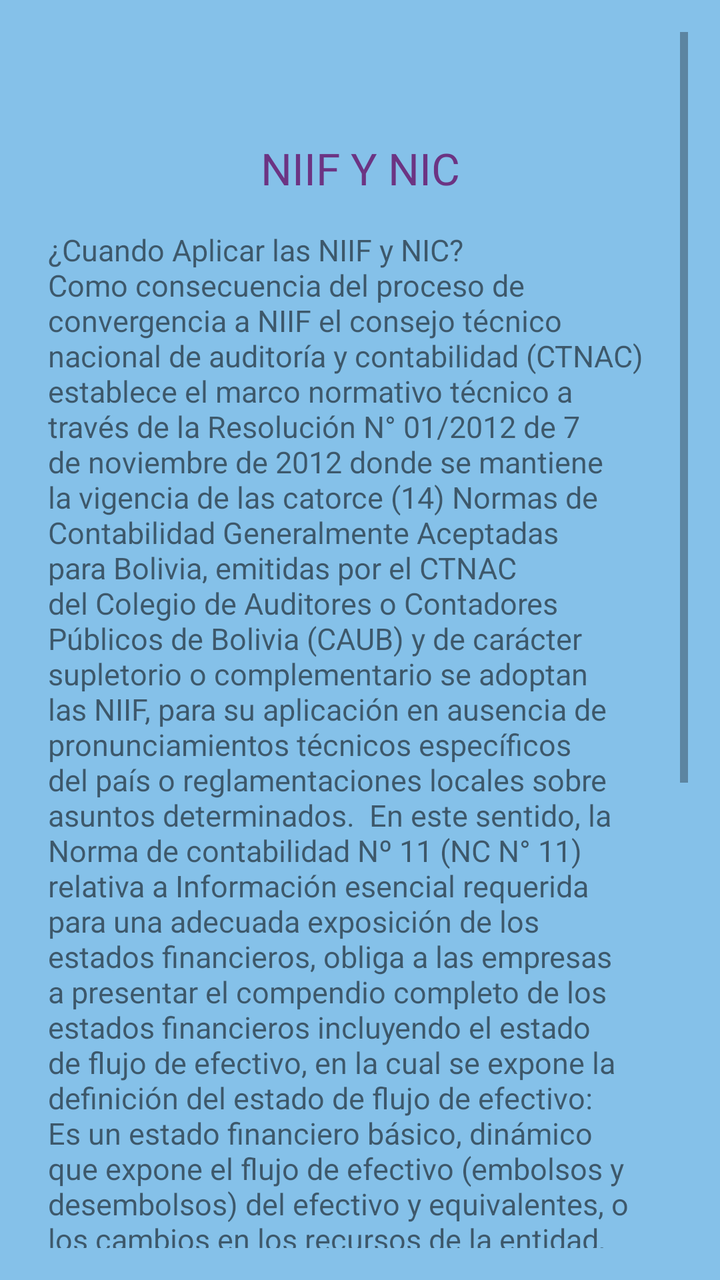
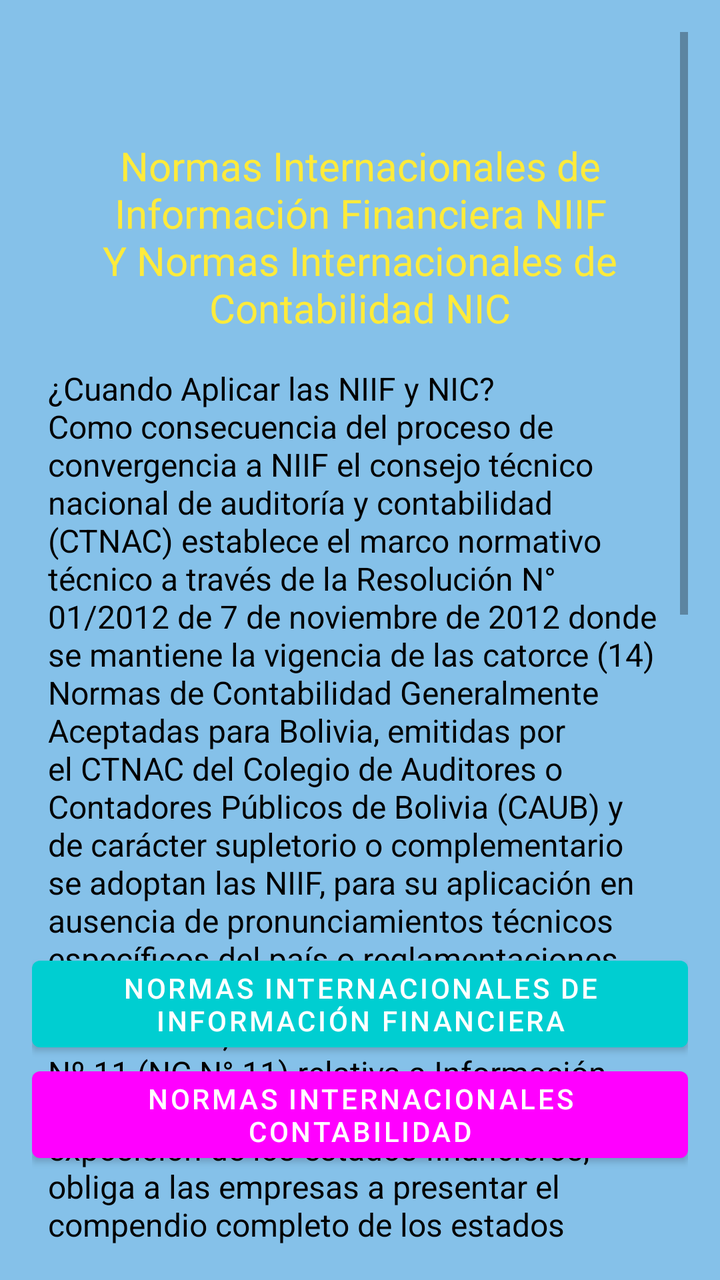

The first picture is an Android layout as it rendered before a commit; the second is the same layout after the commit. The layout source and the unified diff follow.
<!-- AndroidManifest.xml: application theme Theme.ContabilidadBasicaBolivia -->
<!-- res/layout/fragment_blank.xml -->
<?xml version="1.0" encoding="utf-8"?>
<FrameLayout xmlns:android="http://schemas.android.com/apk/res/android"
    xmlns:tools="http://schemas.android.com/tools"
    android:layout_width="match_parent"
    android:layout_height="match_parent"
    android:background="#85C1E9"
    tools:context="com.datos.contabilidadbasicabolivia.BlankFragment">

    
    <ScrollView
        android:layout_width="match_parent"
        android:layout_height="match_parent"
        android:layout_margin="16dp">

        
        <LinearLayout
            android:layout_width="match_parent"
            android:layout_height="wrap_content"
            android:orientation="vertical">

            
            <TextView
                android:layout_width="match_parent"
                android:layout_height="wrap_content"
                android:fontFamily="@font/archivo_black"
                android:gravity="center"
                android:padding="8dp"
                android:textColor="#6C3483"
                android:textSize="22sp" />

            <TextView
                android:layout_width="match_parent"
                android:layout_height="wrap_content"
                android:fontFamily="@font/archivo_black"
                android:gravity="center"
                android:padding="8dp"
                android:text="NIIF Y NIC"
                android:textColor="#6C3483"
                android:textSize="22sp" />

            
            <TextView
                android:layout_width="match_parent"
                android:layout_height="wrap_content"
                android:fontFamily="sans-serif"
                android:padding="8dp"
                android:text="¿Cuando Aplicar las NIIF y NIC? \nComo consecuencia del proceso de convergencia a NIIF el consejo técnico nacional de auditoría y contabilidad (CTNAC) establece el marco normativo técnico a través de la Resolución N° 01/2012 de 7 de noviembre de 2012 donde se mantiene la vigencia de las catorce (14) Normas de Contabilidad Generalmente Aceptadas para Bolivia, emitidas por el CTNAC del Colegio de Auditores o Contadores Públicos de Bolivia (CAUB) y de carácter supletorio o complementario se adoptan las NIIF, para su aplicación en ausencia de pronunciamientos técnicos específicos del país o reglamentaciones locales sobre asuntos determinados.

En este sentido, la Norma de contabilidad Nº 11 (NC N° 11) relativa a Información esencial requerida para una adecuada exposición de los estados financieros, obliga a las empresas a presentar el compendio completo de los estados financieros incluyendo el estado de flujo de efectivo, en la cual se expone la definición del estado de flujo de efectivo:

Es un estado financiero básico, dinámico que expone el flujo de efectivo (embolsos y desembolsos) del efectivo y equivalentes, o los cambios en los recursos de la entidad, originados en actividades de operación, inversión.

Sin embargo, esta norma no establece cuál es la forma de preparar el estado de flujo de efectivo. Por lo tanto, al no contar con suficientes pronunciamientos técnicos contables en las actuales Normas de Contabilidad se adoptan sustancialmente las NIIF, siendo la NIC 7 la norma que debe ser aplicada para la elaboración y presentación del estado de flujo de efectivo.

El objetivo de la Norma Internacional de Contabilidad N° 7 (NIC 7), es requerir el suministro de información sobre los cambios históricos en el efectivo y sus equivalentes de una entidad mediante un estado de flujo de efectivo en el que los flujos de fondos del período se clasifiquen según procedan de actividades de operación, de inversión y de financiación."
                android:textSize="15sp" />

            <TextView
                android:layout_width="match_parent"
                android:layout_height="wrap_content"
                android:fontFamily="@font/archivo_black"
                android:gravity="center"
                android:padding="8dp"
                android:textColor="#6C3483"
                android:textSize="22sp" />

            

        </LinearLayout>
    </ScrollView>
</FrameLayout>
<!-- resources referenced by this layout -->
<resources>
  <style name="Theme.ContabilidadBasicaBolivia" parent="Base.Theme.ContabilidadBasicaBolivia" />
  <style name="Base.Theme.ContabilidadBasicaBolivia" parent="Theme.MaterialComponents.DayNight.NoActionBar">
          
          
          <item name="colorPrimary">@color/white</item>
          <item name="colorPrimaryVariant">@color/black</item>
          <item name="android:textColorPrimary">@color/white</item>
          <item name="android:statusBarColor">@color/red</item>
  
      </style>
  <color name="white">#FFFFFFFF</color>
  <color name="black">#FF000000</color>
  <color name="red">#5DC1B9</color>
</resources>

<!-- the commit's change to res/layout/fragment_blank.xml (unified diff, before → after) -->
@@ -10,7 +10,8 @@
     <ScrollView
         android:layout_width="match_parent"
         android:layout_height="match_parent"
-        android:layout_margin="16dp">
+        android:layout_margin="16dp"
+        android:fadeScrollbars="false">
 
         
         <LinearLayout
@@ -34,9 +35,9 @@
                 android:fontFamily="@font/archivo_black"
                 android:gravity="center"
                 android:padding="8dp"
-                android:text="NIIF Y NIC"
-                android:textColor="#6C3483"
-                android:textSize="22sp" />
+                android:text="Normas Internacionales de Información Financiera NIIF Y Normas Internacionales de Contabilidad NIC"
+                android:textColor="#FFEB3B"
+                android:textSize="20sp" />
 
             
             <TextView
@@ -52,8 +53,15 @@ Es un estado financiero básico, dinámico que expone el flujo de efectivo (embo
 
 Sin embargo, esta norma no establece cuál es la forma de preparar el estado de flujo de efectivo. Por lo tanto, al no contar con suficientes pronunciamientos técnicos contables en las actuales Normas de Contabilidad se adoptan sustancialmente las NIIF, siendo la NIC 7 la norma que debe ser aplicada para la elaboración y presentación del estado de flujo de efectivo.
 
-El objetivo de la Norma Internacional de Contabilidad N° 7 (NIC 7), es requerir el suministro de información sobre los cambios históricos en el efectivo y sus equivalentes de una entidad mediante un estado de flujo de efectivo en el que los flujos de fondos del período se clasifiquen según procedan de actividades de operación, de inversión y de financiación."
-                android:textSize="15sp" />
+El objetivo de la Norma Internacional de Contabilidad N° 7 (NIC 7), es requerir el suministro de información sobre los cambios históricos en el efectivo y sus equivalentes de una entidad mediante un estado de flujo de efectivo en el que los flujos de fondos del período se clasifiquen según procedan de actividades de operación, de inversión y de financiación.
+\n
+\n
+\n
+\n
+\n
+\n"
+                android:textSize="16dp"
+                android:textColor="#000000"/>
 
             <TextView
                 android:layout_width="match_parent"
@@ -68,4 +76,35 @@ El objetivo de la Norma Internacional de Contabilidad N° 7 (NIC 7), es requerir
 
         </LinearLayout>
     </ScrollView>
+    <LinearLayout
+        android:layout_width="match_parent"
+        android:layout_height="wrap_content"
+        android:orientation="vertical"
+        android:layout_gravity="bottom"
+        android:padding="16dp">
+
+        
+        <Button
+            android:id="@+id/your_button_id"
+            android:layout_width="match_parent"
+            android:layout_height="wrap_content"
+            android:theme="@style/button6"
+            android:text="NORMAS INTERNACIONALES DE INFORMACIÓN FINANCIERA"
+            android:onClick="onClickBoton1" />
+
+        
+        <Button
+            android:id="@+id/button2"
+            android:layout_width="match_parent"
+            android:layout_height="wrap_content"
+            android:theme="@style/button9"
+            android:text="NORMAS INTERNACIONALES CONTABILIDAD"
+            android:onClick="onClickBoton2" />
+        <Space
+            android:layout_width="match_parent"
+            android:layout_height="39dp"
+            android:layout_gravity="bottom"
+            android:layout_weight="1" />
+
+    </LinearLayout>
 </FrameLayout>
<!-- resource entries referenced after the edit -->
@@ -1,6 +1,14 @@
 <!-- resources referenced by this layout -->
 <resources>
+  <style name="button6" parent="Theme.AppCompat.Light.NoActionBar">
+          <item name="colorPrimary">@color/Turquesa</item>
+      </style>
+  <style name="button9" parent="Theme.AppCompat.Light.NoActionBar">
+          <item name="colorPrimary">@color/Fucsia</item>
+      </style>
   <style name="Theme.ContabilidadBasicaBolivia" parent="Base.Theme.ContabilidadBasicaBolivia" />
+  <color name="Turquesa">#00CED1</color>
+  <color name="Fucsia">#FF00FF</color>
   <style name="Base.Theme.ContabilidadBasicaBolivia" parent="Theme.MaterialComponents.DayNight.NoActionBar">
           
           
